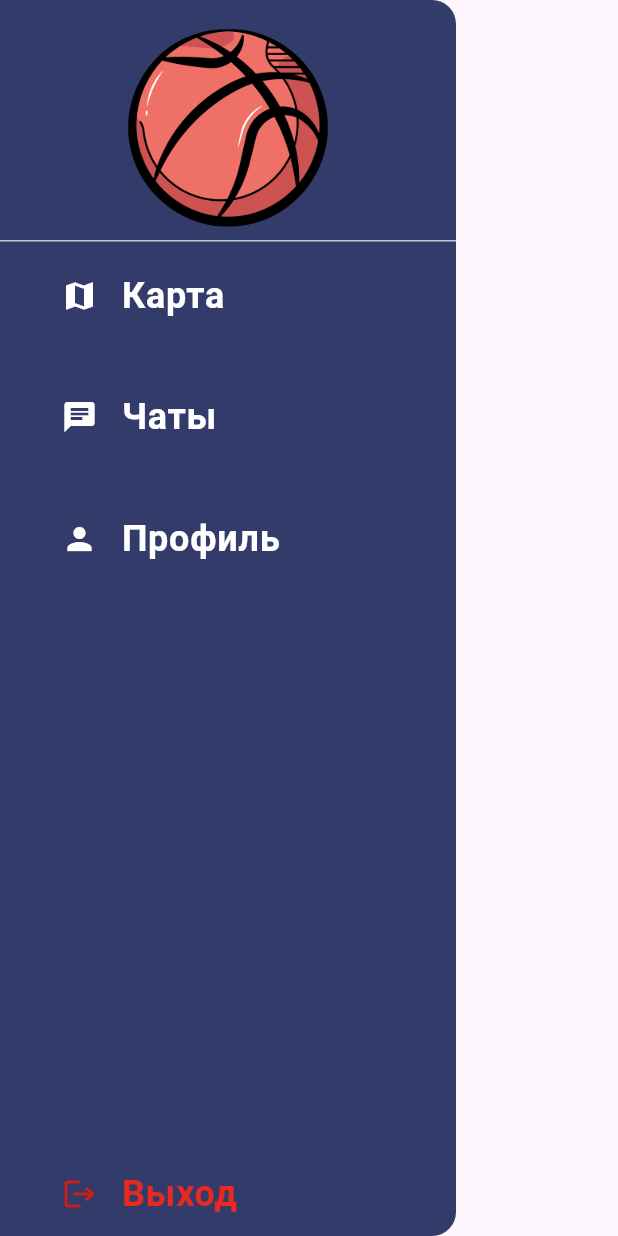
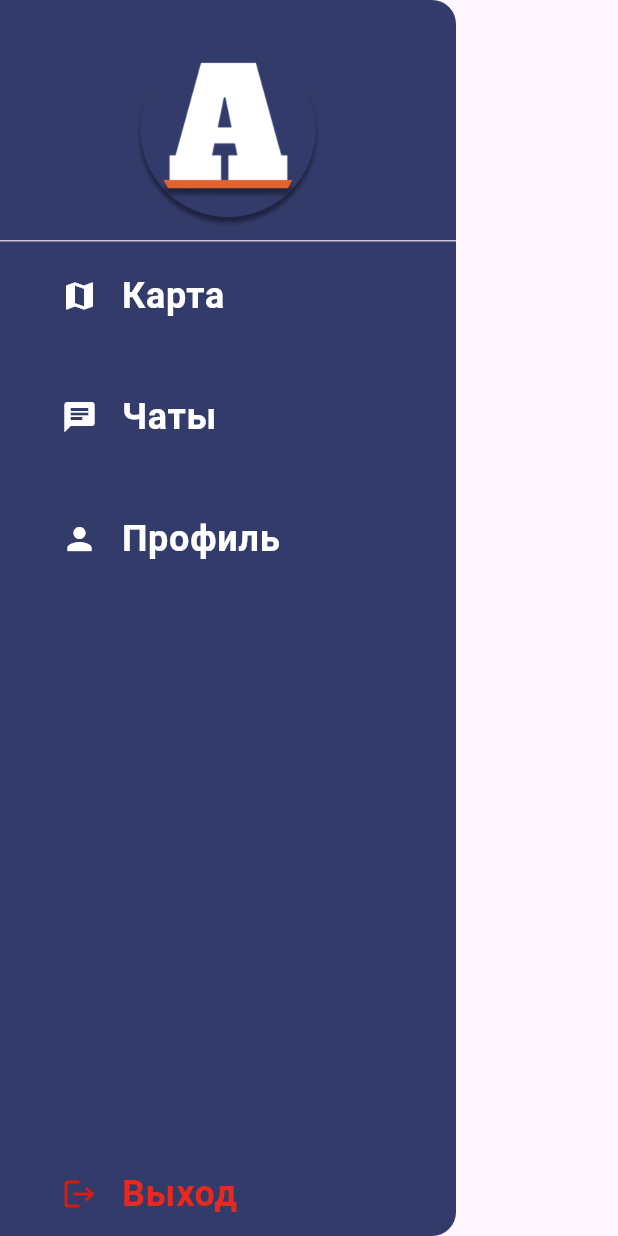
Before and after one commit to ReplaceMe/chat, a Flutter app: the MyDrawer widget shown alone on an empty page, opened directly, on a phone screen of 412 x 824 dp. Run offline on Flutter 3.47's test engine with Material 3 defaults, Android fonts, the phone set to English and light mode, and no system bars; our stand-ins replace cloud_firestore, firebase_auth, firebase_core; missing offline and left inert: yandex_maps_mapkit; accounts and stored records are empty; Roboto replaces fonts that are missing (Afacad).

Commit message:
Последний

```diff
--- a/lib/components/my_drawer.dart
+++ b/lib/components/my_drawer.dart
@@ -31,7 +31,7 @@ class MyDrawer extends StatelessWidget{
             DrawerHeader(
           child:  Center(
             child: Image.asset(
-              "assets/ball.png",
+              "assets/play_store_512.png",
             //   Icons.message, color: Colors.grey.shade500,
             //   size:  40,
             //   ),
--- a/pubspec.yaml
+++ b/pubspec.yaml
@@ -78,6 +78,7 @@ flutter:
     - assets/bigMark.png
     - assets/ball_place_mark.png
     - assets/ball.png
+    - assets/play_store_512.png
   # An image asset can refer to one or more resolution-specific "variants", see
   # https://flutter.dev/to/resolution-aware-images
 
```
Also changed, not shown: assets/play_store_512.png, 20 other files.
